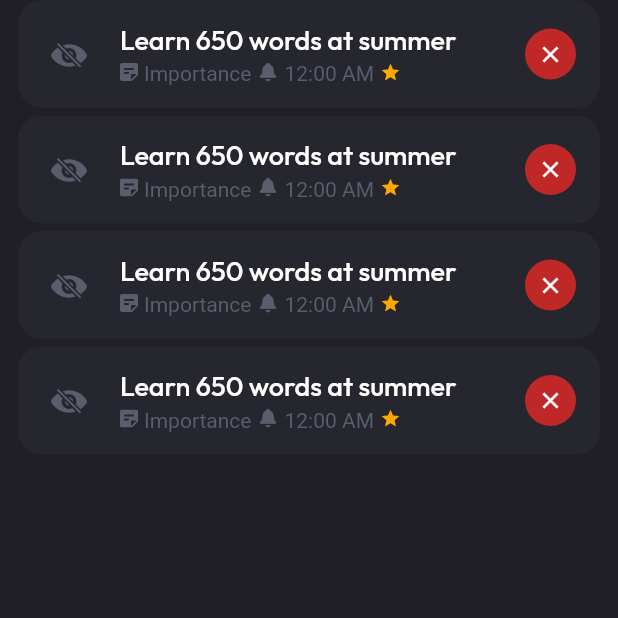
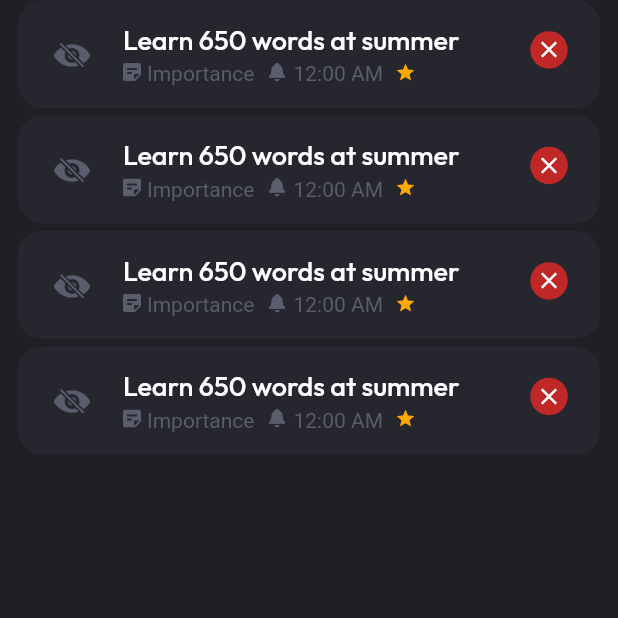
Before and after one commit to ericNygzarovich/wildeTodo, a Flutter app: the screen it shows after launch, on a phone screen of 412 x 824 dp, the top half of it. Run offline on Flutter 3.47's test engine with Material 2 defaults, Android fonts, the phone set to English and light mode, and no system bars; our stand-ins replace equatable, flutter_svg.

Commit message:
fixed all mistakes as a result of the previous review

```diff
--- a/lib/models/enum_for_task_widget.dart
+++ /dev/null
@@ -1,5 +0,0 @@
-enum TaskStatus {
-  undone,
-  success,
-  failed,
-}
--- a/lib/modules/tasks/screens/tasks_screen.dart
+++ b/lib/modules/tasks/screens/tasks_screen.dart
@@ -1,7 +1,5 @@
 import 'package:flutter/material.dart';
 import 'package:wildtodo/modules/tasks/widgets/task.dart';
-
-import '../../../models/enum_for_task_widget.dart';
 
 class TasksScreen extends StatelessWidget {
   const TasksScreen({
--- a/lib/modules/tasks/widgets/subtitle.dart
+++ b/lib/modules/tasks/widgets/subtitle.dart
@@ -20,8 +20,9 @@ class Subtitle extends StatelessWidget {
     return Wrap(
       spacing: 4,
       children: [
-        if (isStarred)
-          Padding(
+        SubtitleItem(
+          title: category,
+          icon: Padding(
             padding: const EdgeInsets.only(top: 1),
             child: SvgPicture.asset(
               width: 12,
@@ -32,21 +33,12 @@ class Subtitle extends StatelessWidget {
               ),
             ),
           ),
-        Text(
-          category,
-          style: TextStyle(
-            color: context.theme.palette.grayscale.g5,
-          ),
         ),
-        if (time.isNotEmpty)
-          Icon(
+        SubtitleItem(
+          title: time,
+          icon: Icon(
             CupertinoIcons.bell_fill,
             size: 14,
-            color: context.theme.palette.grayscale.g5,
-          ),
-        Text(
-          time,
-          style: TextStyle(
             color: context.theme.palette.grayscale.g5,
           ),
         ),
@@ -60,3 +52,69 @@ class Subtitle extends StatelessWidget {
     );
   }
 }
+
+class SubtitleItem extends StatelessWidget {
+  final String title;
+  final Widget? icon;
+
+  const SubtitleItem({
+    super.key,
+    this.title = '',
+    required this.icon,
+  });
+
+  @override
+  Widget build(BuildContext context) {
+    return Wrap(
+      children: [
+        if (icon != null) icon!,
+        const SizedBox(width: 4),
+        Text(
+          title,
+          style: TextStyle(
+            color: context.theme.palette.grayscale.g5,
+          ),
+        ),
+        const SizedBox(width: 4),
+      ],
+    );
+  }
+}
+
+
+//  if (isStarred)
+//           Padding(
+//             padding: const EdgeInsets.only(top: 1),
+//             child: SvgPicture.asset(
+//               width: 12,
+//               'assets/icons/task.svg',
+//               colorFilter: ColorFilter.mode(
+//                 context.theme.palette.grayscale.g5,
+//                 BlendMode.srcIn,
+//               ),
+//             ),
+//           ),
+//         Text(
+//           category,
+//           style: TextStyle(
+//             color: context.theme.palette.grayscale.g5,
+//           ),
+//         ),
+//         if (time.isNotEmpty)
+//           Icon(
+//             CupertinoIcons.bell_fill,
+//             size: 14,
+//             color: context.theme.palette.grayscale.g5,
+//           ),
+//         Text(
+//           time,
+//           style: TextStyle(
+//             color: context.theme.palette.grayscale.g5,
+//           ),
+//         ),
+//         if (isStarred)
+//           Icon(
+//             Icons.star,
+//             size: 14,
+//             color: context.theme.palette.accent.secondary.vivid,
+//           ),
--- a/lib/modules/tasks/widgets/task.dart
+++ b/lib/modules/tasks/widgets/task.dart
@@ -1,10 +1,15 @@
 import 'package:flutter/cupertino.dart';
+import 'package:flutter/material.dart';
 import 'package:flutter_svg/svg.dart';
 import 'package:wildtodo/core/core_utils.dart';
 import 'package:wildtodo/modules/tasks/widgets/subtitle.dart';
 import 'package:wildtodo/modules/tasks/widgets/task_status_widget.dart';
 
-import '../../../models/enum_for_task_widget.dart';
+enum TaskStatus {
+  undone,
+  success,
+  failed,
+}
 
 class Task extends StatelessWidget {
   final TaskStatus status;
@@ -33,26 +38,25 @@ class Task extends StatelessWidget {
         borderRadius: BorderRadius.circular(16),
       ),
       child: Row(
+        mainAxisAlignment: MainAxisAlignment.spaceEvenly,
         children: [
-          isPrivat
-              ? Padding(
-                  padding:
-                      const EdgeInsets.symmetric(vertical: 24, horizontal: 22),
-                  child: Icon(
+          Container(
+            margin:
+                const EdgeInsets.only(top: 12, bottom: 12, left: 12, right: 10),
+            padding: const EdgeInsets.all(12),
+            decoration: BoxDecoration(
+              color: isPrivat
+                  ? Colors.transparent
+                  : context.theme.palette.status.negative.vivid,
+              borderRadius: BorderRadius.circular(16),
+            ),
+            child: isPrivat
+                ? Icon(
                     CupertinoIcons.eye_slash_fill,
                     color: context.theme.palette.grayscale.g5,
-                  ),
-                )
-              : Container(
-                  margin: const EdgeInsets.only(
-                      top: 12, bottom: 12, left: 12, right: 10),
-                  padding: const EdgeInsets.all(12),
-                  decoration: BoxDecoration(
-                    color: context.theme.palette.status.negative.vivid,
-                    borderRadius: BorderRadius.circular(16),
-                  ),
-                  child: SvgPicture.asset('assets/icons/task.svg'),
-                ),
+                  )
+                : SvgPicture.asset('assets/icons/task.svg'),
+          ),
           Expanded(
             child: Column(
               crossAxisAlignment: CrossAxisAlignment.start,
@@ -74,7 +78,10 @@ class Task extends StatelessWidget {
               ],
             ),
           ),
-          TaskStatusWidget(status: status),
+          Padding(
+            padding: const EdgeInsets.fromLTRB(0, 16, 21.5, 21.5),
+            child: TaskStatusWidget(status: status),
+          ),
         ],
       ),
     );
--- a/lib/modules/tasks/widgets/task_status_widget.dart
+++ b/lib/modules/tasks/widgets/task_status_widget.dart
@@ -1,7 +1,6 @@
 import 'package:flutter/material.dart';
 import 'package:wildtodo/core/core_utils.dart';
-
-import '../../../models/enum_for_task_widget.dart';
+import 'package:wildtodo/modules/tasks/widgets/task.dart';
 
 class TaskStatusWidget extends StatelessWidget {
   final TaskStatus status;
@@ -14,8 +13,8 @@ class TaskStatusWidget extends StatelessWidget {
   @override
   Widget build(BuildContext context) {
     return Container(
-      padding: const EdgeInsets.symmetric(horizontal: 7, vertical: 7),
-      margin: const EdgeInsets.only(right: 16),
+      height: 25,
+      width: 25,
       decoration: BoxDecoration(
         border: Border.all(
           color: status == TaskStatus.undone
```
